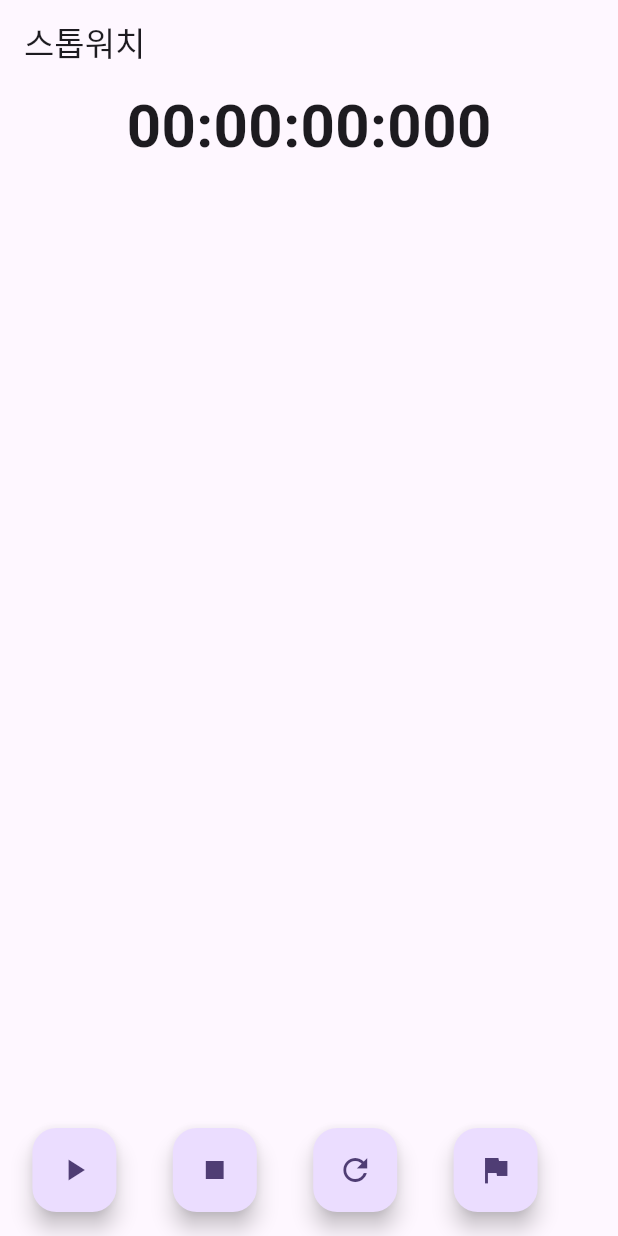
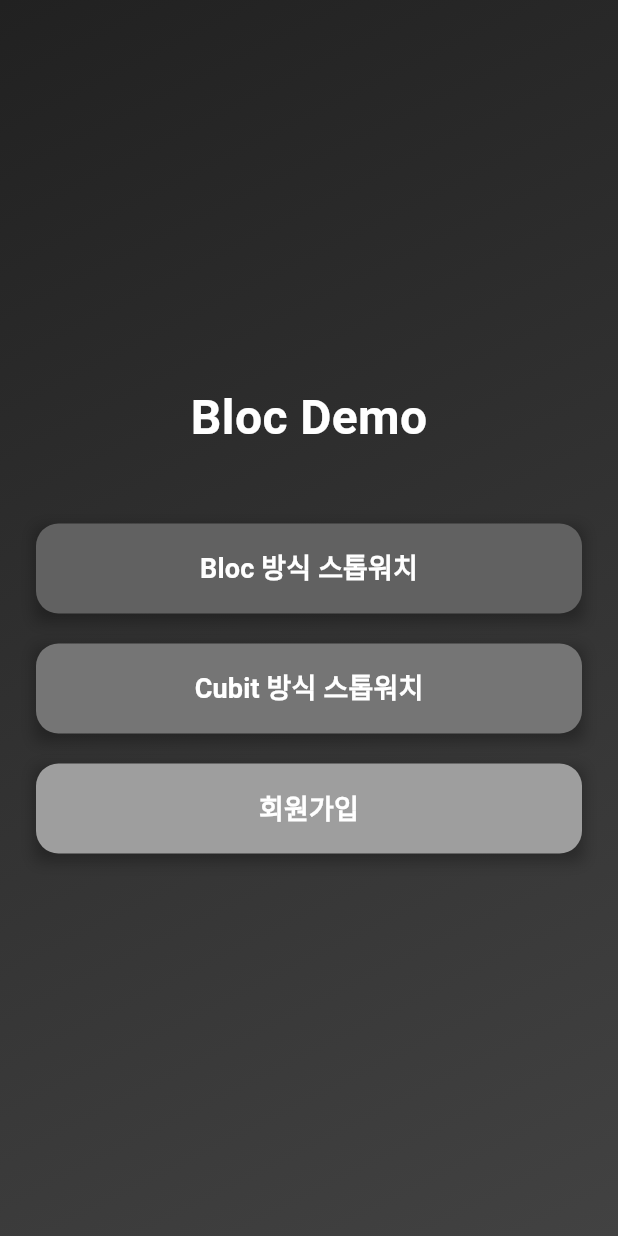
Before and after one commit to yeoni-pocha/flutter_bloc_stopwatch, a Flutter app: the screen it shows after launch, on a phone screen of 412 x 824 dp. Run offline on Flutter 3.47's test engine with Material 3 defaults, Android fonts, the phone set to English and light mode, and no system bars; our stand-ins replace flutter_bloc, go_router.

```diff
--- a/lib/main.dart
+++ b/lib/main.dart
@@ -1,30 +1,19 @@
 import 'package:flutter/material.dart';
-import 'package:flutter_bloc/flutter_bloc.dart';
-import 'package:stopwatch_bloc/bloc/stopwatch_bloc.dart';
-import 'package:stopwatch_bloc/cubit/stopwatch_cubit.dart';
-import 'package:stopwatch_bloc/bloc/stopwatch_bloc_screen.dart';
-import 'package:stopwatch_bloc/cubit/stopwatch_cubit_screen.dart';
+import 'package:stopwatch_bloc/router.dart';
 
 void main() {
   runApp(const MyApp());
 }
-
 class MyApp extends StatelessWidget {
   const MyApp({super.key});
-
-  // This widget is the root of your application.
   @override
   Widget build(BuildContext context) {
-    return BlocProvider<StopwatchCubit>(
-      create: (context) => StopwatchCubit(),
-      child: MaterialApp(
-        title: 'Flutter Demo',
-        theme: ThemeData(
-          colorScheme: ColorScheme.fromSeed(seedColor: Colors.deepPurple),
-          useMaterial3: true,
-        ),
-        // home: const StopWatchBlocScreen(), // bloc 방식
-        home: const StopWatchCubitScreen(), // cubit 방식
+    return MaterialApp.router(
+      routerConfig: router,
+      title: 'Flutter Demo',
+      theme: ThemeData(
+        colorScheme: ColorScheme.fromSeed(seedColor: Colors.deepPurple),
+        useMaterial3: true,
       ),
     );
   }
--- /dev/null
+++ b/lib/pages/home_screen.dart
@@ -0,0 +1,106 @@
+import 'package:flutter/material.dart';
+import 'package:go_router/go_router.dart';
+
+class HomeScreen extends StatelessWidget {
+  const HomeScreen({super.key});
+
+  @override
+  Widget build(BuildContext context) {
+    return Scaffold(
+      body: Container(
+        decoration: BoxDecoration(
+          gradient: LinearGradient(
+            begin: Alignment.topLeft,
+            end: Alignment.bottomRight,
+            colors: [
+              Colors.grey.shade900,
+              Colors.grey.shade800,
+            ],
+          ),
+        ),
+        child: SafeArea(
+          child: Center(
+            child: Padding(
+              padding: const EdgeInsets.symmetric(horizontal: 24),
+              child: Column(
+                mainAxisAlignment: MainAxisAlignment.center,
+                children: [
+                  const Text(
+                    'Bloc Demo',
+                    style: TextStyle(
+                      fontSize: 32,
+                      fontWeight: FontWeight.bold,
+                      color: Colors.white,
+                    ),
+                  ),
+                  const SizedBox(height: 48),
+                  _buildNavigationButton(
+                    context,
+                    'Bloc 방식 스톱워치',
+                    '/bloc',
+                    Colors.grey.shade700,
+                  ),
+                  const SizedBox(height: 20),
+                  _buildNavigationButton(
+                    context,
+                    'Cubit 방식 스톱워치',
+                    '/cubit',
+                    Colors.grey.shade600,
+                  ),
+                  const SizedBox(height: 20),
+                  _buildNavigationButton(
+                    context,
+                    '회원가입',
+                    '/one',
+                    Colors.grey.shade500,
+                  ),
+                ],
+              ),
+            ),
+          ),
+        ),
+      ),
+    );
+  }
+
+  Widget _buildNavigationButton(
+    BuildContext context,
+    String text,
+    String route,
+    Color color,
+  ) {
+    return Container(
+      width: double.infinity,
+      height: 60,
+      decoration: BoxDecoration(
+        boxShadow: [
+          BoxShadow(
+            color: Colors.black.withOpacity(0.3),
+            spreadRadius: 1,
+            blurRadius: 8,
+            offset: const Offset(0, 4),
+          ),
+        ],
+      ),
+      child: ElevatedButton(
+        onPressed: () => context.go(route),
+        style: ElevatedButton.styleFrom(
+          backgroundColor: color,
+          foregroundColor: Colors.white,
+          shape: RoundedRectangleBorder(
+            borderRadius: BorderRadius.circular(15),
+          ),
+          padding: const EdgeInsets.symmetric(vertical: 16),
+          elevation: 0,
+        ),
+        child: Text(
+          text,
+          style: const TextStyle(
+            fontSize: 18,
+            fontWeight: FontWeight.w600,
+          ),
+        ),
+      ),
+    );
+  }
+}
--- /dev/null
+++ b/lib/router.dart
@@ -0,0 +1,48 @@
+// 라우터 설정
+import 'package:flutter/material.dart';
+import 'package:flutter_bloc/flutter_bloc.dart';
+import 'package:go_router/go_router.dart';
+import 'package:stopwatch_bloc/bloc/stopwatch_bloc.dart';
+import 'package:stopwatch_bloc/pages/home_screen.dart';
+import 'package:stopwatch_bloc/pages/step_one.dart';
+import 'package:stopwatch_bloc/pages/step_three.dart';
+import 'package:stopwatch_bloc/pages/step_two.dart';
+import 'package:stopwatch_bloc/pages/stopwatch_bloc_screen.dart';
+import 'package:stopwatch_bloc/pages/stopwatch_cubit_screen.dart';
+
+import 'cubit/stopwatch_cubit.dart';
+
+final router = GoRouter(
+  routes: [
+    GoRoute(
+      path: '/',
+      builder: (context, state) => const HomeScreen(),
+    ),
+    GoRoute(
+      path: '/bloc',
+      builder: (context, state) => BlocProvider(
+        create: (context) => StopwatchBloc(),
+        child: const StopWatchBlocScreen(),
+      ),
+    ),
+    GoRoute(
+      path: '/cubit',
+      builder: (context, state) => BlocProvider(
+        create: (context) => StopwatchCubit(),
+        child: const StopWatchCubitScreen(),
+      ),
+    ),
+    GoRoute(
+      path: '/one',
+      builder: (context, state) => const StepOne(),
+    ),
+    GoRoute(
+      path: '/two',
+      builder: (context, state) => const StepTwo(),
+    ),
+    GoRoute(
+      path: '/three',
+      builder: (context, state) => const StepThree(),
+    ),
+  ],
+);
--- a/pubspec.yaml
+++ b/pubspec.yaml
@@ -36,6 +36,7 @@ dependencies:
   # Use with the CupertinoIcons class for iOS style icons.
   cupertino_icons: ^1.0.8
   flutter_bloc: ^8.1.6
+  go_router: ^14.6.2
 
 dev_dependencies:
   flutter_test:
```
Also changed, not shown: lib/pages/step_one.dart (added, +74 -0 lines), lib/pages/step_three.dart (added, +87 -0 lines), lib/pages/step_two.dart (added, +67 -0 lines), lib/pages/stopwatch_bloc_screen.dart (renamed from lib/bloc/stopwatch_bloc_screen.dart, +14 -6 lines), lib/pages/stopwatch_cubit_screen.dart (renamed from lib/cubit/stopwatch_cubit_screen.dart, +13 -4 lines), lib/widgets/flat_button.dart (added, +27 -0 lines), pubspec.lock.
